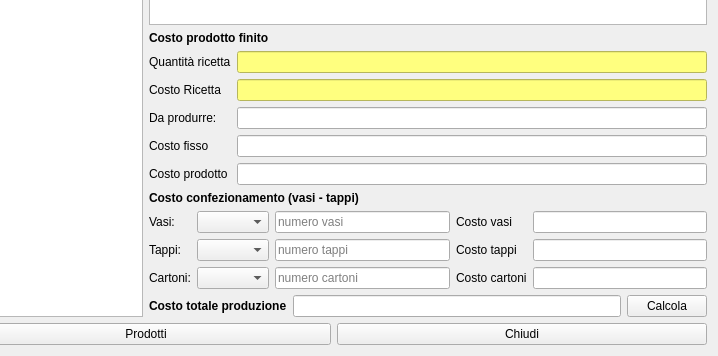
First picture: the form in hcalcost.ui, repository fblabs/hamlet-mod-sancon, before the edit; both pictures show x 426 to 1144 and y 350 to 706 of the 1144 by 706 pixel window.
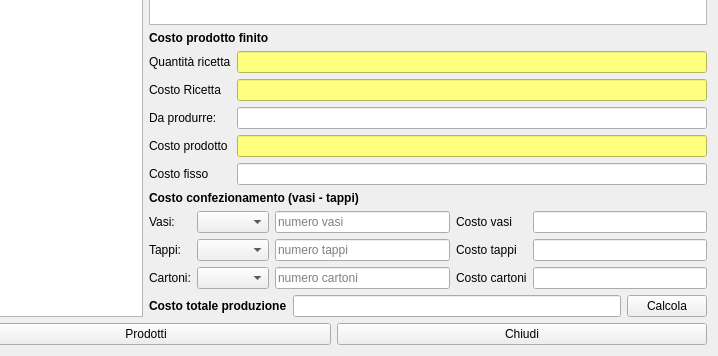
Second picture: the form after the edit. Icons and pictures are not drawn.

```diff
--- a/hcalcost.ui
+++ b/hcalcost.ui
@@ -156,22 +156,26 @@
             <widget class="QLineEdit" name="leDaprodurre"/>
            </item>
            <item row="6" column="0">
-            <widget class="QLabel" name="label_12">
+            <widget class="QLabel" name="label_16">
              <property name="text">
-              <string>Costo prodotto</string>
+              <string>Costo fisso</string>
              </property>
             </widget>
            </item>
            <item row="6" column="1">
-            <widget class="QLineEdit" name="leCostoProduzione"/>
-           </item>
-           <item row="4" column="1">
             <widget class="QLineEdit" name="leCostoFisso"/>
            </item>
            <item row="4" column="0">
-            <widget class="QLabel" name="label_16">
+            <widget class="QLabel" name="label_12">
              <property name="text">
-              <string>Costo fisso</string>
+              <string>Costo prodotto</string>
+             </property>
+            </widget>
+           </item>
+           <item row="4" column="1">
+            <widget class="QLineEdit" name="leCostoProduzione">
+             <property name="styleSheet">
+              <string notr="true">background-color: rgb(255, 255, 127);</string>
              </property>
             </widget>
            </item>
```
